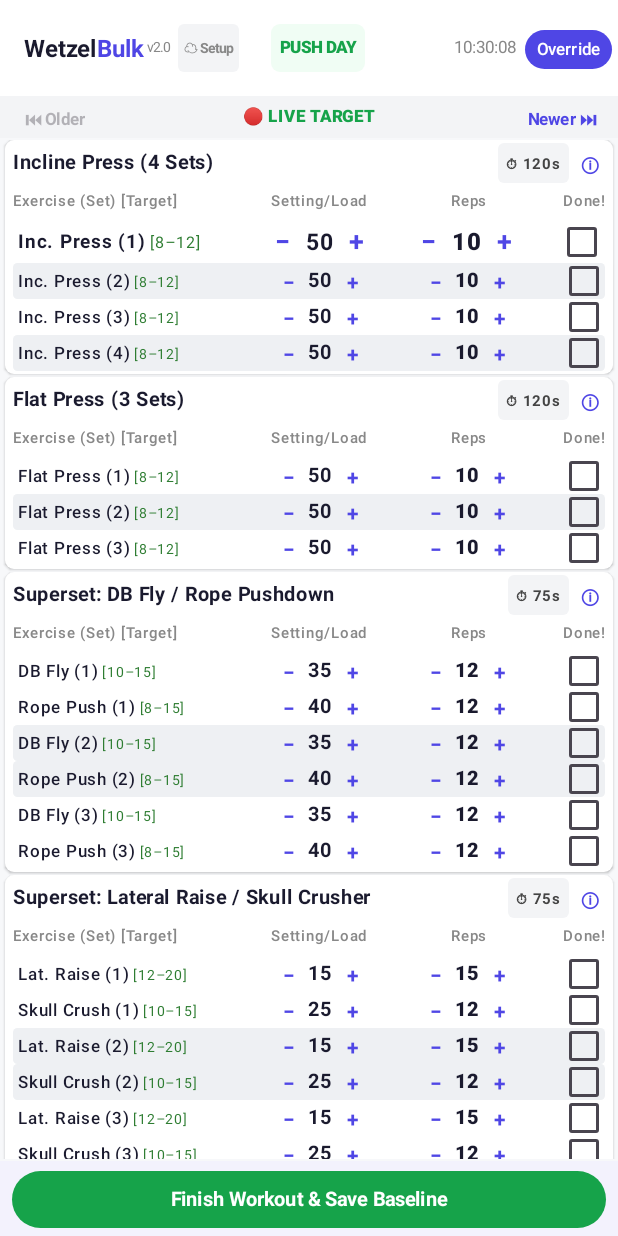
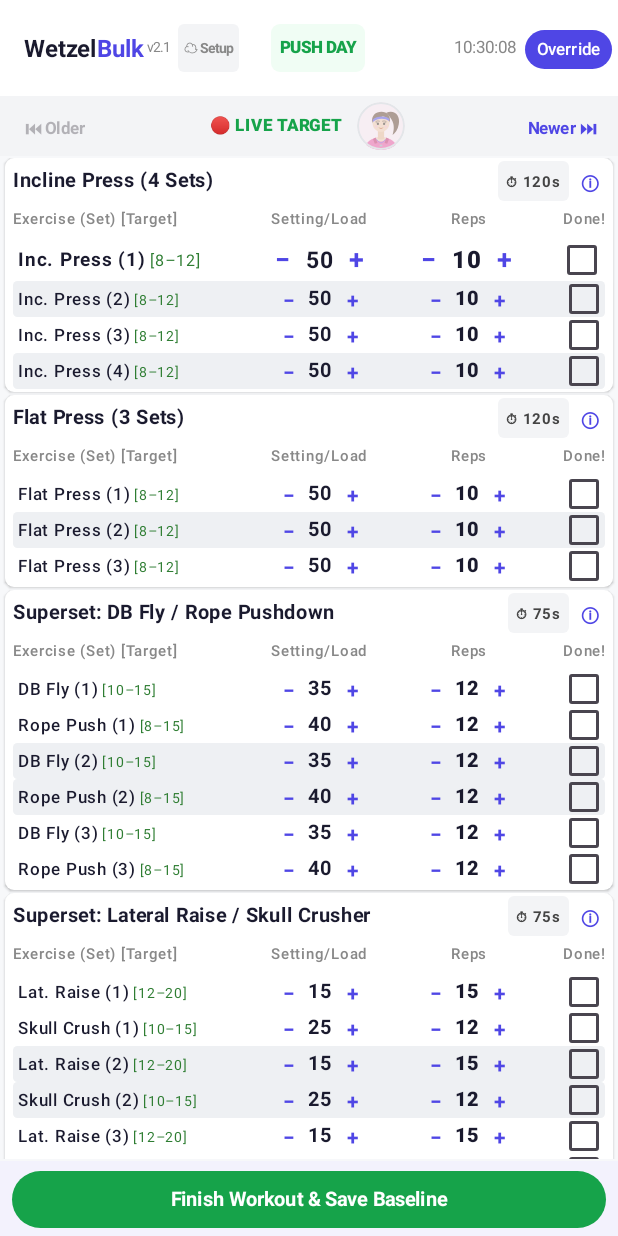
Before and after one commit to wetzeltg/WetzelBulk, an Android app built with Jetpack Compose: the screen it shows after launch (MainActivity), on a phone screen of 412 x 824 dp. Run offline under Robolectric (Android 15) with nearby library versions, the phone set to English and light mode, and no system bars; our stand-ins replace Room's generated code.

Commit message:
v2.1: personal trainer notes from Claude (P3)
- coach/notes.json (append-only) + coach/README.md with rules for Claude:
  notes target PUSH/LEGS/PULL/CARDIO, never a date; never edited or deleted.
- App downloads notes on open/resume, caches them for offline use.
- Trainer icon by the LIVE TARGET label: pulsing ring + badge for an unseen
  note, first tap opens it and clears the attention state; later taps show
  the newest note for that workout type.
- History shows the note of record: workout_sessions.coachNoteId saved at
  finish (migration 3->4); older sessions use the latest note created before
  the workout ended. workouts.json includes coachNoteId.

Co-Authored-By: Claude Opus 5.5 <noreply@anthropic.com>

```diff
--- a/app/build.gradle.kts
+++ b/app/build.gradle.kts
@@ -24,8 +24,8 @@ android {
         applicationId = "com.example.wetzelbulk"
         minSdk = 26
         targetSdk = 35
-        versionCode = 6
-        versionName = "2.0"
+        versionCode = 7
+        versionName = "2.1"
 
         testInstrumentationRunner = "androidx.test.runner.AndroidJUnitRunner"
         buildConfigField("String", "GITHUB_DEFAULT_TOKEN", "\"$githubDefaultToken\"")
@@ -61,6 +61,8 @@ dependencies {
     implementation(libs.androidx.lifecycle.runtime.ktx)
     implementation(libs.androidx.lifecycle.viewmodel.compose)
     testImplementation(libs.junit)
+    // Real org.json for JVM unit tests (Android's copy is a stub off-device)
+    testImplementation("org.json:json:20240303")
     androidTestImplementation(platform(libs.androidx.compose.bom))
     androidTestImplementation(libs.androidx.compose.ui.test.junit4)
     androidTestImplementation(libs.androidx.espresso.core)
--- /dev/null
+++ b/app/src/main/java/com/example/wetzelbulk/CoachNotes.kt
@@ -0,0 +1,86 @@
+package com.example.wetzelbulk
+
+import android.content.Context
+import org.json.JSONObject
+import java.time.Instant
+import java.time.OffsetDateTime
+
+// ══════════════════════════════════════════════════════════════════════════════
+// P3: PERSONAL TRAINER NOTES (source of truth: coach/notes.json on GitHub)
+// ══════════════════════════════════════════════════════════════════════════════
+
+data class CoachNote(
+    val id: String,
+    val workout: String,      // PUSH | LEGS | PULL | CARDIO
+    val createdAtMillis: Long,
+    val createdAtText: String,
+    val text: String
+)
+
+/** "PULL DAY" -> "PULL". Notes target workout types, never dates. */
+fun dayNameToWorkoutType(dayName: String): String =
+    dayName.trim().uppercase().removeSuffix(" DAY").trim()
+
+fun parseIsoMillis(text: String): Long? {
+    val t = text.trim()
+    return runCatching { OffsetDateTime.parse(t).toInstant().toEpochMilli() }.getOrNull()
+        ?: runCatching { Instant.parse(t).toEpochMilli() }.getOrNull()
+}
+
+/** Parses notes.json. Invalid entries are skipped rather than failing the whole file. */
+fun parseCoachNotesJson(json: String): List<CoachNote> {
+    val root = JSONObject(json)
+    val arr = root.optJSONArray("notes") ?: return emptyList()
+    val out = mutableListOf<CoachNote>()
+    for (i in 0 until arr.length()) {
+        val o = arr.optJSONObject(i) ?: continue
+        val id = o.optString("id", "").trim()
+        val workout = o.optString("workout", "").trim().uppercase()
+        val createdText = o.optString("createdAt", "").trim()
+        val text = o.optString("text", "")
+        val millis = parseIsoMillis(createdText) ?: continue
+        if (id.isEmpty() || workout !in setOf("PUSH", "LEGS", "PULL", "CARDIO") || text.isBlank()) continue
+        out.add(CoachNote(id, workout, millis, createdText, text))
+    }
+    return out
+}
+
+/** The current note for a workout type: the latest createdAt (optionally only notes created at/before a time). */
+fun latestCoachNote(workoutType: String, notes: List<CoachNote>, atOrBeforeMillis: Long? = null): CoachNote? =
+    notes.filter { it.workout == workoutType && (atOrBeforeMillis == null || it.createdAtMillis <= atOrBeforeMillis) }
+        .maxByOrNull { it.createdAtMillis }
+
+/**
+ * Note of record for a finished workout: the note saved with the session if there is one,
+ * otherwise the latest note for that workout type that existed when the workout ended.
+ */
+fun coachNoteOfRecord(dayName: String, endTimeMillis: Long, savedNoteId: String?, notes: List<CoachNote>): CoachNote? {
+    if (savedNoteId != null) notes.firstOrNull { it.id == savedNoteId }?.let { return it }
+    return latestCoachNote(dayNameToWorkoutType(dayName), notes, endTimeMillis)
+}
+
+/** Phone-side cache of the downloaded file and which notes have been opened. */
+object CoachNotesStore {
+    private const val PREFS = "WetzelCoachPrefs"
+    private const val KEY_CACHE = "notes_json_cache"
+    private const val KEY_SEEN = "seen_note_ids"
+    const val PATH = "coach/notes.json"
+
+    fun loadCached(context: Context): List<CoachNote> {
+        val json = context.getSharedPreferences(PREFS, Context.MODE_PRIVATE).getString(KEY_CACHE, null) ?: return emptyList()
+        return runCatching { parseCoachNotesJson(json) }.getOrDefault(emptyList())
+    }
+
+    fun saveCache(context: Context, json: String) {
+        context.getSharedPreferences(PREFS, Context.MODE_PRIVATE).edit().putString(KEY_CACHE, json).apply()
+    }
+
+    fun loadSeen(context: Context): Set<String> =
+        context.getSharedPreferences(PREFS, Context.MODE_PRIVATE).getStringSet(KEY_SEEN, emptySet())?.toSet() ?: emptySet()
+
+    fun markSeen(context: Context, id: String) {
+        val prefs = context.getSharedPreferences(PREFS, Context.MODE_PRIVATE)
+        val updated = (prefs.getStringSet(KEY_SEEN, emptySet()) ?: emptySet()).toMutableSet().apply { add(id) }
+        prefs.edit().putStringSet(KEY_SEEN, updated).apply()
+    }
+}
--- /dev/null
+++ b/app/src/main/java/com/example/wetzelbulk/CoachNotesUi.kt
@@ -0,0 +1,136 @@
+package com.example.wetzelbulk
+
+import androidx.compose.animation.core.LinearEasing
+import androidx.compose.animation.core.RepeatMode
+import androidx.compose.animation.core.animateFloat
+import androidx.compose.animation.core.infiniteRepeatable
+import androidx.compose.animation.core.rememberInfiniteTransition
+import androidx.compose.animation.core.tween
+import androidx.compose.foundation.Image
+import androidx.compose.foundation.background
+import androidx.compose.foundation.border
+import androidx.compose.foundation.clickable
+import androidx.compose.foundation.layout.*
+import androidx.compose.foundation.rememberScrollState
+import androidx.compose.foundation.shape.CircleShape
+import androidx.compose.foundation.text.selection.SelectionContainer
+import androidx.compose.foundation.verticalScroll
+import androidx.compose.material3.*
+import androidx.compose.runtime.Composable
+import androidx.compose.runtime.getValue
+import androidx.compose.ui.Alignment
+import androidx.compose.ui.Modifier
+import androidx.compose.ui.draw.alpha
+import androidx.compose.ui.draw.clip
+import androidx.compose.ui.draw.scale
+import androidx.compose.ui.graphics.Color
+import androidx.compose.ui.res.painterResource
+import androidx.compose.ui.text.font.FontWeight
+import androidx.compose.ui.unit.dp
+import androidx.compose.ui.unit.sp
+import java.text.SimpleDateFormat
+import java.util.Date
+import java.util.Locale
+
+private val CoachPink = Color(0xFFEC4899)
+private val CoachRed = Color(0xFFDC2626)
+
+/**
+ * Trainer icon. Normal: plain avatar. New note: pulsing pink ring + red "!" badge.
+ * No note at all for this workout: dimmed (still tappable).
+ */
+@Composable
+fun TrainerAvatarButton(hasNewNote: Boolean, hasAnyNote: Boolean, onClick: () -> Unit) {
+    val transition = rememberInfiniteTransition(label = "coachPulse")
+    val pulse by transition.animateFloat(
+        initialValue = 1f,
+        targetValue = 1.12f,
+        animationSpec = infiniteRepeatable(tween(650, easing = LinearEasing), RepeatMode.Reverse),
+        label = "coachPulseScale"
+    )
+
+    Box(
+        modifier = Modifier
+            .size(36.dp)
+            .clickable(onClick = onClick),
+        contentAlignment = Alignment.Center
+    ) {
+        Image(
+            painter = painterResource(R.drawable.coach_avatar),
+            contentDescription = if (hasNewNote) "New note from your trainer" else "Trainer note",
+            modifier = Modifier
+                .size(32.dp)
+                .scale(if (hasNewNote) pulse else 1f)
+                .alpha(if (hasAnyNote) 1f else 0.45f)
+                .clip(CircleShape)
+                .border(
+                    width = if (hasNewNote) 2.5.dp else 1.dp,
+                    color = if (hasNewNote) CoachPink else Color(0xFFD1D5DB),
+                    shape = CircleShape
+                )
+        )
+        if (hasNewNote) {
+            Box(
+                modifier = Modifier
+                    .align(Alignment.TopEnd)
+                    .size(13.dp)
+                    .background(CoachRed, CircleShape)
+                    .border(1.dp, Color.White, CircleShape),
+                contentAlignment = Alignment.Center
+            ) {
+                Text("!", color = Color.White, fontSize = 9.sp, fontWeight = FontWeight.ExtraBold)
+            }
+        }
+    }
+}
+
+@Composable
+fun CoachNoteDialog(note: CoachNote?, workoutType: String, isHistory: Boolean, onDismiss: () -> Unit) {
+    AlertDialog(
+        onDismissRequest = onDismiss,
+        icon = {
+            Image(
+                painter = painterResource(R.drawable.coach_avatar),
+                contentDescription = null,
+                modifier = Modifier.size(72.dp).clip(CircleShape).border(2.dp, CoachPink, CircleShape)
+            )
+        },
+        title = {
+            Text(
+                text = if (isHistory) "Coach's note for that $workoutType day" else "Coach's note · $workoutType",
+                fontSize = 15.sp,
+                fontWeight = FontWeight.Bold
+            )
+        },
+        text = {
+            Column(modifier = Modifier.heightIn(max = 360.dp).verticalScroll(rememberScrollState())) {
+                if (note == null) {
+                    Text(
+                        text = if (isHistory) "There was no note for this workout."
+                        else "No notes from your coach for $workoutType yet.",
+                        fontSize = 13.sp,
+                        color = Color.Gray
+                    )
+                } else {
+                    Text(
+                        text = "Written " + SimpleDateFormat("EEE MMM d, h:mm a", Locale.getDefault()).format(Date(note.createdAtMillis)),
+                        fontSize = 11.sp,
+                        color = Color.Gray
+                    )
+                    Spacer(modifier = Modifier.height(8.dp))
+                    SelectionContainer {
+                        Text(text = note.text, fontSize = 14.sp, color = MaterialTheme.colorScheme.onSurface)
+                    }
+                }
+            }
+        },
+        confirmButton = {
+            Button(
+                onClick = onDismiss,
+                colors = ButtonDefaults.buttonColors(containerColor = CoachPink)
+            ) {
+                Text("Got it", fontWeight = FontWeight.Bold)
+            }
+        }
+    )
+}
--- a/app/src/main/java/com/example/wetzelbulk/MainActivity.kt
+++ b/app/src/main/java/com/example/wetzelbulk/MainActivity.kt
@@ -239,7 +239,9 @@ data class WorkoutSession(
     val dayName: String,
     val startTime: Long,
     val endTime: Long,
-    val bodyWeight: Double = 0.0
+    val bodyWeight: Double = 0.0,
+    // v2.1: id of the coach note (coach/notes.json) that was current when the workout was finished
+    val coachNoteId: String? = null
 )
 
 @Entity(tableName = "set_logs")
@@ -312,7 +314,14 @@ val MIGRATION_2_3 = object : Migration(2, 3) {
     }
 }
 
-@Database(entities = [WorkoutSession::class, SetLog::class, ExerciseNotes::class], version = 3, exportSchema = false)
+// v2.1: remember which coach note was current for each finished workout. Existing rows get NULL.
+val MIGRATION_3_4 = object : Migration(3, 4) {
+    override fun migrate(db: SupportSQLiteDatabase) {
+        db.execSQL("ALTER TABLE workout_sessions ADD COLUMN coachNoteId TEXT")
+    }
+}
+
+@Database(entities = [WorkoutSession::class, SetLog::class, ExerciseNotes::class], version = 4, exportSchema = false)
 abstract class WetzelBulkDatabase : RoomDatabase() {
     abstract fun workoutDao(): WorkoutDao
 
@@ -325,7 +334,7 @@ abstract class WetzelBulkDatabase : RoomDatabase() {
                     WetzelBulkDatabase::class.java,
                     "wetzel_bulk_db"
                 )
-                    .addMigrations(MIGRATION_1_2, MIGRATION_2_3)
+                    .addMigrations(MIGRATION_1_2, MIGRATION_2_3, MIGRATION_3_4)
                     .build()
                 INSTANCE = instance
                 instance
@@ -616,6 +625,53 @@ class WorkoutViewModel(context: Context) : ViewModel() {
     var isGitSyncing by mutableStateOf(false)
     var showGitSettingsDialog by mutableStateOf(false)
 
+    // P3: Personal trainer notes (coach/notes.json)
+    var coachNotes = mutableStateListOf<CoachNote>()
+    var seenCoachNoteIds by mutableStateOf(CoachNotesStore.loadSeen(context))
+    var showCoachNoteDialog by mutableStateOf(false)
+
+    /** The note the trainer icon shows: note of record in history, else the newest note for today's workout. */
+    val displayedCoachNote: CoachNote?
+        get() {
+            val session = currentHistorySession
+            return if (isHistoryMode && session != null) {
+                coachNoteOfRecord(session.dayName, session.endTime, session.coachNoteId, coachNotes)
+            } else {
+                latestCoachNote(dayNameToWorkoutType(currentDayName), coachNotes)
+            }
+        }
+
+    val displayedWorkoutType: String
+        get() = dayNameToWorkoutType(currentHistorySession?.takeIf { isHistoryMode }?.dayName ?: currentDayName)
+
+    /** Attention state: today's newest note hasn't been opened yet. Never shown while browsing history. */
+    val hasNewCoachNote: Boolean
+        get() = !isHistoryMode && displayedCoachNote?.let { it.id !in seenCoachNoteIds } == true
+
+    fun openCoachNote() {
+        showCoachNoteDialog = true
+        val note = displayedCoachNote
+        if (!isHistoryMode && note != null && note.id !in seenCoachNoteIds) {
+            CoachNotesStore.markSeen(appContext, note.id)
+            seenCoachNoteIds = seenCoachNoteIds + note.id
+        }
+    }
+
+    /** Downloads coach/notes.json; keeps the cached copy when offline or on any error. */
+    fun refreshCoachNotes() {
+        viewModelScopeLaunch {
+            val result = GitSyncManager.fetchTextFile(appContext, CoachNotesStore.PATH)
+            result.onSuccess { json ->
+                val parsed = runCatching { parseCoachNotesJson(json) }.getOrNull()
+                if (parsed != null) {
+                    CoachNotesStore.saveCache(appContext, json)
+                    coachNotes.clear()
+                    coachNotes.addAll(parsed)
+                }
+            }
+        }
+    }
+
     fun triggerGitSync(customNote: String? = null) {
         if (!GitSyncManager.isConfigured(appContext)) return
         viewModelScopeLaunch {
@@ -634,6 +690,8 @@ class WorkoutViewModel(context: Context) : ViewModel() {
     }
 
     init {
+        // Cached notes show immediately; the UI refreshes from GitHub on every ON_RESUME (incl. app open)
+        coachNotes.addAll(CoachNotesStore.loadCached(context))
         initializeSession()
     }
 
@@ -992,7 +1050,9 @@ class WorkoutViewModel(context: Context) : ViewModel() {
                         dateString = dateStr,
                         dayName = currentDayName,
                         startTime = finalStart,
-                        endTime = endTimeEpoch
+                        endTime = endTimeEpoch,
+                        // Note of record: the trainer note that was current for this workout type at finish
+                        coachNoteId = latestCoachNote(dayNameToWorkoutType(finishedDay), coachNotes, endTimeEpoch)?.id
                     )
                 )
 
@@ -1248,7 +1308,7 @@ fun WetzelBulkApp(viewModel: WorkoutViewModel = viewModel()) {
                                     Text(text = "Wetzel", fontWeight = FontWeight.Bold, color = MaterialTheme.colorScheme.onSurface, fontSize = 16.sp)
                                     Text(text = "Bulk", fontWeight = FontWeight.Bold, color = MaterialTheme.colorScheme.primary, fontSize = 16.sp)
                                     Text(
-                                        text = "v2.0",
+                                        text = "v2.1",
                                         fontSize = 9.sp,
                                         color = Color.Gray,
                                         modifier = Modifier.padding(start = 2.dp, bottom = 1.dp)
@@ -1337,7 +1397,7 @@ fun WetzelBulkApp(viewModel: WorkoutViewModel = viewModel()) {
                 // Compact Time Travel Tape Deck Bar
                 Surface(
                     color = if (viewModel.isHistoryMode) Color(0xFFFFFBEB) else Color(0xFFF3F4F6),
-                    modifier = Modifier.fillMaxWidth().height(28.dp)
+                    modifier = Modifier.fillMaxWidth().height(40.dp)
                 ) {
                     Row(
                         modifier = Modifier.fillMaxWidth().padding(horizontal = 8.dp),
@@ -1356,6 +1416,7 @@ fun WetzelBulkApp(viewModel: WorkoutViewModel = viewModel()) {
                             Text(text = "⏮ Older", fontSize = 11.sp, fontWeight = FontWeight.Bold)
                         }
 
+                        Row(verticalAlignment = Alignment.CenterVertically) {
                             Text(
                                 text = if (viewModel.isHistoryMode) {
                                     "${viewModel.currentHistorySession?.dateString} (${viewModel.currentHistorySession?.dayName})"
@@ -1366,6 +1427,14 @@ fun WetzelBulkApp(viewModel: WorkoutViewModel = viewModel()) {
                                 fontWeight = FontWeight.ExtraBold,
                                 color = if (viewModel.isHistoryMode) Color(0xFFD97706) else Color(0xFF16A34A)
                             )
+                            Spacer(modifier = Modifier.width(8.dp))
+                            // P3: personal trainer icon
+                            TrainerAvatarButton(
+                                hasNewNote = viewModel.hasNewCoachNote,
+                                hasAnyNote = viewModel.displayedCoachNote != null,
+                                onClick = { viewModel.openCoachNote() }
+                            )
+                        }
 
                         TextButton(
                             onClick = { viewModel.stepNewerInHistory() },
@@ -1435,6 +1504,26 @@ fun WetzelBulkApp(viewModel: WorkoutViewModel = viewModel()) {
                 )
             }
         }
+    }
+
+    // P3: Personal trainer note dialog
+    if (viewModel.showCoachNoteDialog) {
+        CoachNoteDialog(
+            note = viewModel.displayedCoachNote,
+            workoutType = viewModel.displayedWorkoutType,
+            isHistory = viewModel.isHistoryMode,
+            onDismiss = { viewModel.showCoachNoteDialog = false }
+        )
+    }
+
+    // Refresh trainer notes whenever the app comes back to the foreground
+    val lifecycleOwner = LocalContext.current as? androidx.lifecycle.LifecycleOwner
+    DisposableEffect(lifecycleOwner) {
+        val observer = androidx.lifecycle.LifecycleEventObserver { _, event ->
+            if (event == androidx.lifecycle.Lifecycle.Event.ON_RESUME) viewModel.refreshCoachNotes()
+        }
+        lifecycleOwner?.lifecycle?.addObserver(observer)
+        onDispose { lifecycleOwner?.lifecycle?.removeObserver(observer) }
     }
 
     // Finish Workout Safety Modal
--- /dev/null
+++ b/app/src/main/res/drawable/coach_avatar.xml
@@ -0,0 +1,71 @@
+<?xml version="1.0" encoding="utf-8"?>
+<!-- Illustrated personal-trainer avatar (original artwork, not a real person). -->
+<vector xmlns:android="http://schemas.android.com/apk/res/android"
+    android:width="108dp"
+    android:height="108dp"
+    android:viewportWidth="108"
+    android:viewportHeight="108">
+
+    <!-- Background -->
+    <path android:fillColor="#FDE7F1"
+        android:pathData="M54,0 A54,54 0 1,1 53.99,0 Z" />
+
+    <!-- High ponytail (behind head) -->
+    <path android:fillColor="#5A3420"
+        android:pathData="M66,24 C84,16 98,30 94,50 C92,62 86,70 80,74 C84,62 84,50 78,40 C75,34 71,29 66,24 Z" />
+
+    <!-- Shoulders / sports top -->
+    <path android:fillColor="#EC4899"
+        android:pathData="M18,108 C18,90 32,80 54,80 C76,80 90,90 90,108 Z" />
+    <!-- Neckline (skin) -->
+    <path android:fillColor="#F3C7A6"
+        android:pathData="M42,80 C44,92 64,92 66,80 Z" />
+    <!-- Top straps accent -->
+    <path android:fillColor="#BE185D"
+        android:pathData="M36,83 L42,80 L46,92 L40,94 Z M72,83 L66,80 L62,92 L68,94 Z" />
+
+    <!-- Neck -->
+    <path android:fillColor="#E8B48F"
+        android:pathData="M47,62 L61,62 L61,82 C58,85 50,85 47,82 Z" />
+
+    <!-- Face -->
+    <path android:fillColor="#F3C7A6"
+        android:pathData="M35,47 A19,20 0 1,1 73,47 A19,20 0 1,1 35,47 Z" />
+
+    <!-- Hair (top + side sweep) -->
+    <path android:fillColor="#5A3420"
+        android:pathData="M34,48 C32,30 42,22 55,22 C68,22 76,30 74,46 C71,38 66,33 58,32 C52,36 44,38 38,40 C36,42 35,45 34,48 Z" />
+
+    <!-- Headband -->
+    <path android:fillColor="#4F46E5"
+        android:pathData="M35,40 C45,31 63,30 73,38 L72,43 C62,35 46,36 36,45 Z" />
+
+    <!-- Eyes -->
+    <path android:fillColor="#2D1B12"
+        android:pathData="M44.5,49 A2.5,2.8 0 1,1 49.5,49 A2.5,2.8 0 1,1 44.5,49 Z" />
+    <path android:fillColor="#2D1B12"
+        android:pathData="M58.5,49 A2.5,2.8 0 1,1 63.5,49 A2.5,2.8 0 1,1 58.5,49 Z" />
+    <!-- Lashes -->
+    <path android:strokeColor="#2D1B12" android:strokeWidth="1.2" android:strokeLineCap="round"
+        android:pathData="M44,46.5 L42.5,45.5 M64,46.5 L65.5,45.5" />
+
+    <!-- Brows -->
+    <path android:strokeColor="#5A3420" android:strokeWidth="1.6" android:strokeLineCap="round"
+        android:pathData="M43,43.5 Q47,41.5 50.5,43 M57.5,43 Q61,41.5 65,43.5" />
+
+    <!-- Cheeks -->
+    <path android:fillColor="#F9A8C9" android:fillAlpha="0.7"
+        android:pathData="M40,55 A3,2.2 0 1,1 46,55 A3,2.2 0 1,1 40,55 Z" />
+    <path android:fillColor="#F9A8C9" android:fillAlpha="0.7"
+        android:pathData="M62,55 A3,2.2 0 1,1 68,55 A3,2.2 0 1,1 62,55 Z" />
+
+    <!-- Smile -->
+    <path android:fillColor="#C2410C" android:fillAlpha="0.85"
+        android:pathData="M48,57 Q54,64 60,57 Q54,60 48,57 Z" />
+
+    <!-- Whistle cord -->
+    <path android:strokeColor="#4F46E5" android:strokeWidth="1.4"
+        android:pathData="M44,84 Q54,100 64,84" />
+    <path android:fillColor="#9CA3AF"
+        android:pathData="M51,96 L57,96 L57,100 L51,100 Z" />
+</vector>
```
Also changed, not shown: app/src/main/java/com/example/wetzelbulk/GitSyncManager.kt (+25 -0 lines), 4 other files. Lines whose indentation alone changed are shown as unchanged.
